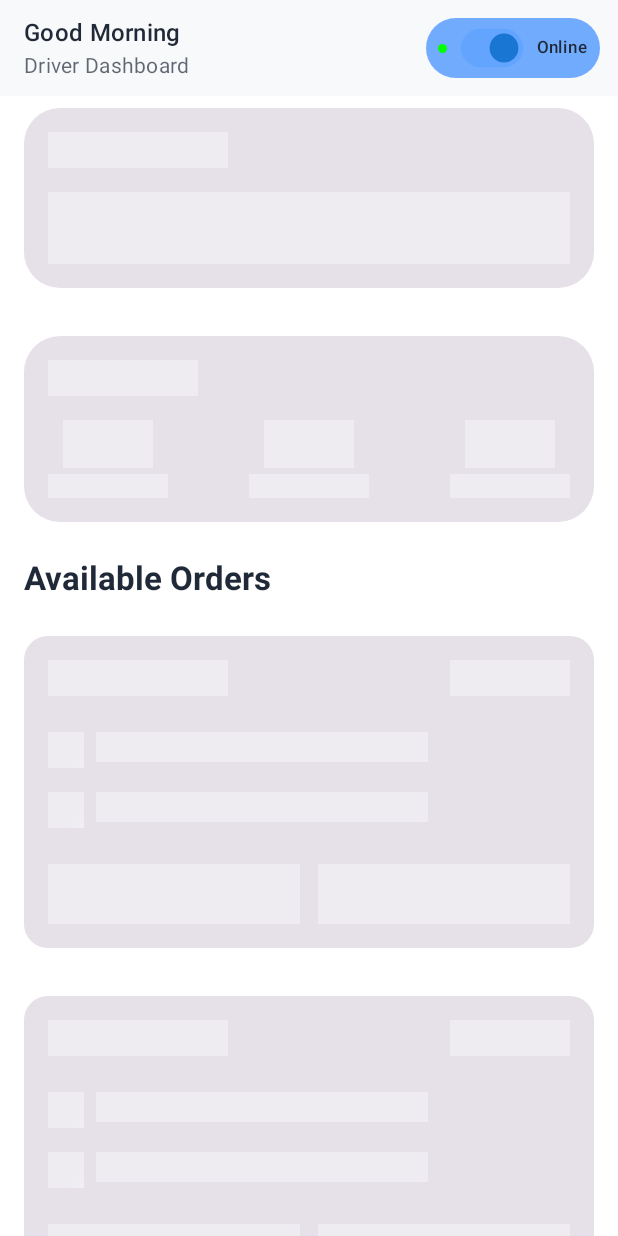
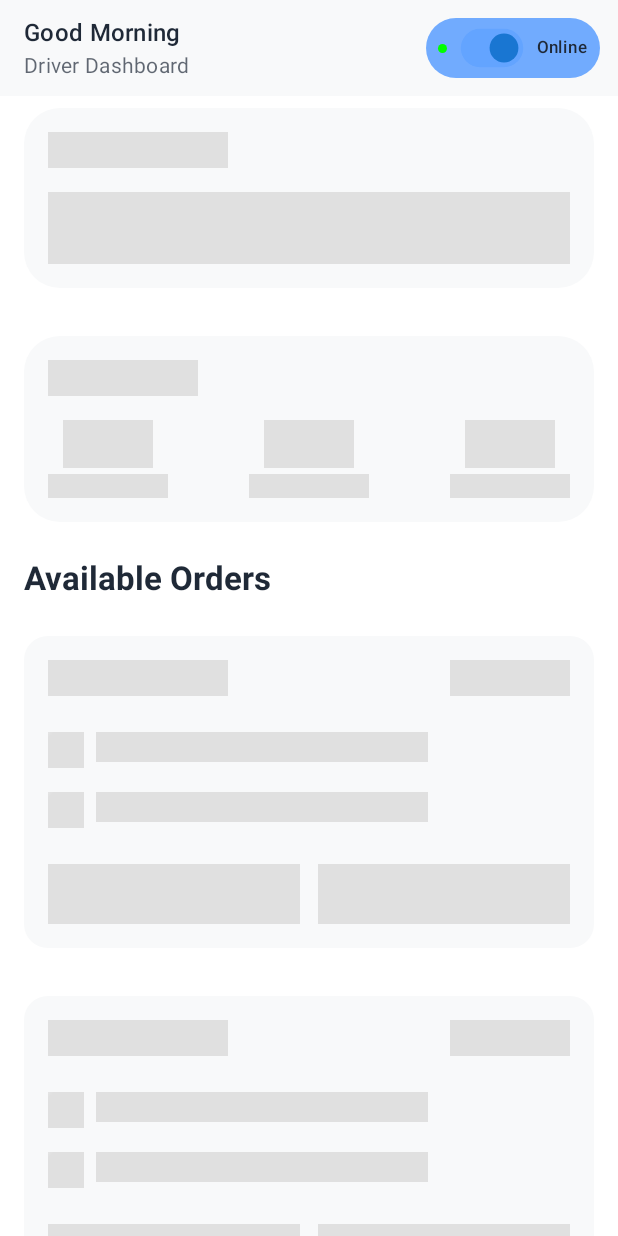
Before and after one commit to Ayush-Kotlin-Dev/TranXporter, an Android app built with Jetpack Compose: the composable DriverHomeScreen shown on its own in the app's theme, on a phone screen of 412 x 824 dp. Run offline under Robolectric (Android 15) with nearby library versions, the phone set to English and light mode, and no system bars; our stand-ins replace Shimmer.

Commit message:
Fixed the color issue , shimmer not visible

```diff
--- a/app/src/main/java/com/ayush/tranxporter/driver/presentation/home/DriverHomeScreen.kt
+++ b/app/src/main/java/com/ayush/tranxporter/driver/presentation/home/DriverHomeScreen.kt
@@ -2,7 +2,12 @@ package com.ayush.tranxporter.driver.presentation.home
 
 import android.annotation.SuppressLint
 import androidx.compose.animation.AnimatedVisibility
-import androidx.compose.animation.core.*
+import androidx.compose.animation.core.FastOutSlowInEasing
+import androidx.compose.animation.core.RepeatMode
+import androidx.compose.animation.core.animateFloat
+import androidx.compose.animation.core.infiniteRepeatable
+import androidx.compose.animation.core.rememberInfiniteTransition
+import androidx.compose.animation.core.tween
 import androidx.compose.animation.expandVertically
 import androidx.compose.animation.fadeIn
 import androidx.compose.animation.fadeOut
@@ -68,14 +73,10 @@ import androidx.compose.ui.graphics.Brush
 import androidx.compose.ui.graphics.Color
 import androidx.compose.ui.graphics.vector.ImageVector
 import androidx.compose.ui.layout.onGloballyPositioned
-import androidx.compose.ui.platform.LocalDensity
 import androidx.compose.ui.text.font.FontWeight
+import androidx.compose.ui.unit.IntSize
 import androidx.compose.ui.unit.dp
-import androidx.compose.ui.unit.IntSize
-import com.ayush.tranxporter.utils.LoadingScreen
 import com.ayush.tranxporter.utils.getGreeting
-import kotlinx.coroutines.delay
-import kotlinx.coroutines.launch
 import org.koin.compose.viewmodel.koinViewModel
 
 @OptIn(
@@ -214,9 +215,6 @@ fun DriverHomeScreen() {
             message = error,
             onDismiss = viewModel::clearError
         )
-    }
-    if (uiState.isLoading) {
-        // Empty content
     }
 }
 
@@ -790,7 +788,10 @@ private fun EarningsCardShimmer() {
         modifier = Modifier
             .fillMaxWidth()
             .padding(vertical = 8.dp),
-        shape = RoundedCornerShape(24.dp)
+        shape = RoundedCornerShape(24.dp),
+        colors = CardDefaults.cardColors(
+            containerColor = MaterialTheme.colorScheme.surface
+        )
     ) {
         Column(
             modifier = Modifier.padding(16.dp)
@@ -818,7 +819,10 @@ private fun StatsRowShimmer() {
         modifier = Modifier
             .fillMaxWidth()
             .padding(vertical = 8.dp),
-        shape = RoundedCornerShape(24.dp)
+        shape = RoundedCornerShape(24.dp),
+        colors = CardDefaults.cardColors(
+            containerColor = MaterialTheme.colorScheme.surface
+        )
     ) {
         Column(
             modifier = Modifier.padding(16.dp)
@@ -866,7 +870,10 @@ private fun OrderCardShimmer() {
         modifier = Modifier
             .fillMaxWidth()
             .padding(vertical = 8.dp),
-        shape = RoundedCornerShape(16.dp)
+        shape = RoundedCornerShape(16.dp),
+        colors = CardDefaults.cardColors(
+            containerColor = MaterialTheme.colorScheme.surface
+        )
     ) {
         Column(
             modifier = Modifier.padding(16.dp)
@@ -945,25 +952,25 @@ fun Modifier.shimmerEffect(): Modifier = composed {
         targetValue = 2 * size.width.toFloat(),
         animationSpec = infiniteRepeatable(
             animation = tween(
-                durationMillis = 1000,
+                durationMillis = 1200,
                 easing = FastOutSlowInEasing
             ),
             repeatMode = RepeatMode.Restart
         ), label = ""
     )
 
-    background(
+    background(Color(0xFFE0E0E0))
+        .background(
             brush = Brush.linearGradient(
                 colors = listOf(
-                Color.White.copy(alpha = 0.2f),
-                Color.White.copy(alpha = 0.4f),
-                Color.White.copy(alpha = 0.2f),
+                    Color(0xFFE0E0E0),
+                    Color(0xFFFFFFFF),
+                    Color(0xFFE0E0E0)
                 ),
                 start = Offset(startOffsetX, 0f),
                 end = Offset(startOffsetX + size.width.toFloat(), size.height.toFloat())
             )
         )
-        .background(MaterialTheme.colorScheme.surfaceVariant.copy(alpha = 0.3f))
         .onGloballyPositioned {
             size = it.size
         }
```
Lines whose indentation alone changed are shown as unchanged.
